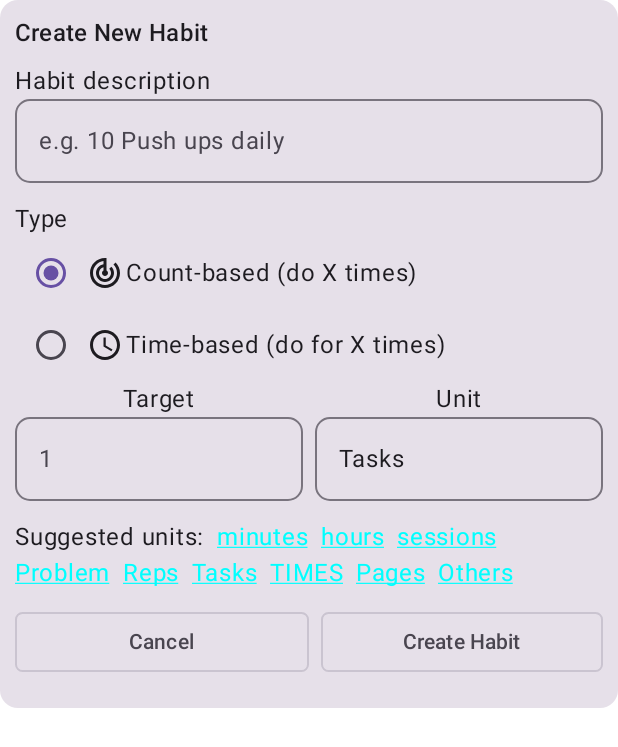
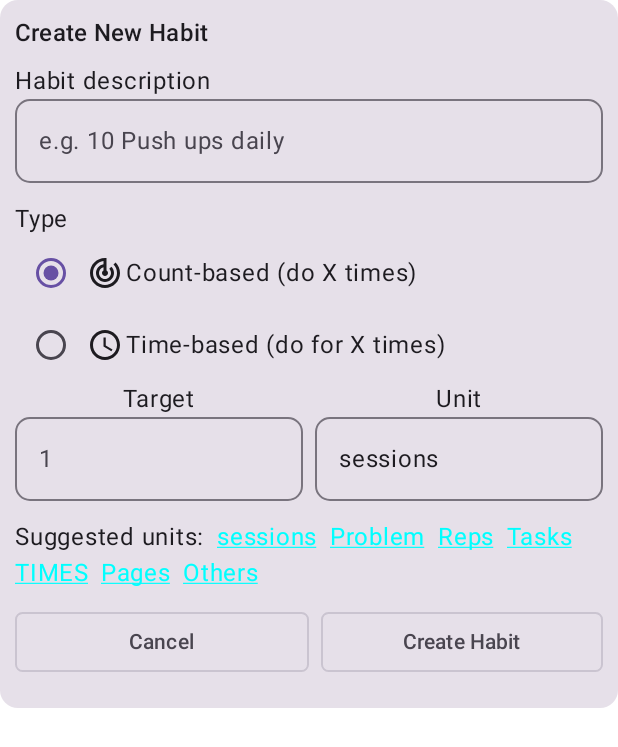
Before and after one commit to gold-roger33/Consistency, an Android app built with Jetpack Compose: the @Preview function NewHabitDialogContentPreview, on a phone screen of 412 x 824 dp. Shown: the top 747 px of the screen. Run offline under Robolectric (Android 15) with nearby library versions, the phone set to English and light mode, and no system bars.

Commit message:
Fix unit type synchronization with habit type selection - Ensure unit always matches current type selection

```diff
--- a/app/src/main/java/com/example/consistency/data/database/AppDatabase.kt
+++ b/app/src/main/java/com/example/consistency/data/database/AppDatabase.kt
@@ -18,9 +18,9 @@ abstract  class AppDatabase : RoomDatabase() {
 
         fun getDatabase(context: Context) : AppDatabase{
             return  Instance?: synchronized(this){
-            Room.databaseBuilder(context,
-                AppDatabase::class.java,name = "habit_database")
-                .fallbackToDestructiveMigration()
+                Room.databaseBuilder(context,
+                    AppDatabase::class.java,name = "habit_database")
+                    .fallbackToDestructiveMigration(true)
                 .setJournalMode(RoomDatabase.JournalMode.WRITE_AHEAD_LOGGING)
                 .build()
                 .also { Instance = it }
--- a/app/src/main/java/com/example/consistency/model/UnitType.kt
+++ b/app/src/main/java/com/example/consistency/model/UnitType.kt
@@ -1,13 +1,21 @@
 package com.example.consistency.model
 
-enum class UnitType(val label: String) {
-    MINUTES("minutes"),
-    HOURS("hours"),
-    SESSIONS("sessions"),
-    PROBLEM("Problem"),
-    REPS("Reps"),
-    TASKS("Tasks"),
-    TIMES("TIMES"),
-    PAGES("Pages"),
-    OTHERS("Others")
+enum class UnitType(val label: String, val type: Type) {
+    MINUTES("minutes", Type.TIME),
+    HOURS("hours",Type.TIME),
+    SESSIONS("sessions",Type.COUNT),
+    PROBLEM("Problem",Type.COUNT),
+    REPS("Reps",Type.COUNT),
+    TASKS("Tasks",Type.COUNT),
+    TIMES("TIMES",Type.COUNT),
+    PAGES("Pages",Type.COUNT),
+    OTHERS("Others",Type.COUNT);
+
+    companion object {
+        fun getTypeValue(type: Type): List<UnitType>{
+            return UnitType.entries.filter {
+                it.type == type
+            }
+        }
+    }
 }
--- a/app/src/main/java/com/example/consistency/ui/screen/HomeScreenViewModel.kt
+++ b/app/src/main/java/com/example/consistency/ui/screen/HomeScreenViewModel.kt
@@ -45,6 +45,9 @@ class HomeScreenViewModel(
 
     private val _sliderPositions = MutableStateFlow<Map<Int, Float>>(emptyMap())
     val sliderPositions: StateFlow<Map<Int, Float>> = _sliderPositions
+
+    private val _isTimerRunning = MutableStateFlow(false)
+    val isTimerRunning : StateFlow<Boolean> = _isTimerRunning
 
     init {
         viewModelScope.launch {
@@ -151,6 +154,13 @@ class HomeScreenViewModel(
 
     }
 
+    private fun calculateRemaningTimer(
+
+    ) {
+
+
+    }
+
     companion object{
 
     val factory :ViewModelProvider.Factory = viewModelFactory {
--- a/app/src/main/java/com/example/consistency/ui/screen/NewHabitDialog.kt
+++ b/app/src/main/java/com/example/consistency/ui/screen/NewHabitDialog.kt
@@ -28,6 +28,7 @@ import androidx.compose.material3.OutlinedTextField
 import androidx.compose.material3.RadioButton
 import androidx.compose.material3.Text
 import androidx.compose.runtime.Composable
+import androidx.compose.runtime.derivedStateOf
 import androidx.compose.runtime.getValue
 import androidx.compose.runtime.mutableIntStateOf
 import androidx.compose.runtime.mutableStateOf
@@ -52,10 +53,25 @@ fun NewHabitDialogContent(
 ) {
     var description by remember { mutableStateOf("") }
     var target by remember {  mutableStateOf<Float?>(null) }
-    var unit by remember { mutableStateOf(UnitType.TASKS) }
     var type by remember { mutableStateOf(Type.COUNT) }
+    var selectedUnit by remember { mutableStateOf<UnitType?>(null) }
 
-    val suggestedUnits = UnitType.entries
+    val suggestedUnits by remember(type) {
+        derivedStateOf {
+            UnitType.getTypeValue(type)
+        }
+    }
+
+    val unit by remember (selectedUnit,suggestedUnits,type){
+        derivedStateOf {
+            if (selectedUnit?.type == type) {
+                selectedUnit ?: suggestedUnits.firstOrNull() ?: UnitType.OTHERS
+            } else {
+                suggestedUnits.firstOrNull() ?: UnitType.OTHERS
+            }
+        }
+    }
+
     val context = LocalContext.current
 
     var selectedHour by remember { mutableStateOf(0) }
@@ -193,7 +209,9 @@ fun NewHabitDialogContent(
                     Text(
                         text = item.label,
                         modifier = Modifier
-                            .clickable { unit = item },
+                            .clickable {
+                                selectedUnit = item
+                                       },
                         color =  Color.Cyan,
                         textDecoration = TextDecoration.Underline,
                         )
```
